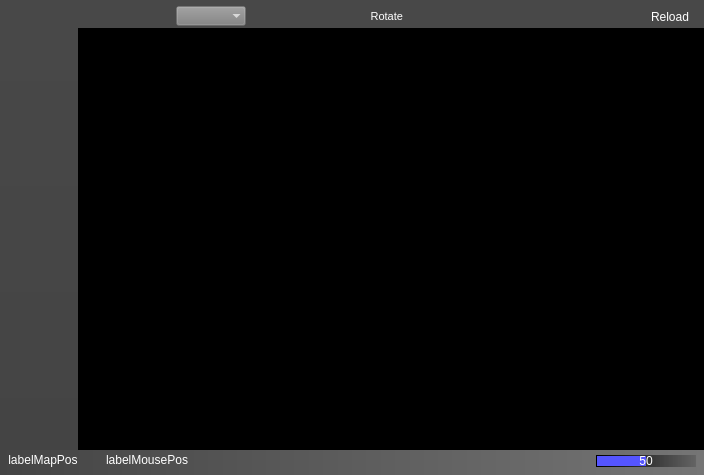
This is ground/src/plugins/opmap/opmap_widget.ui in openpilot/OpenPilot as Qt 5 draws it before an edit. The edited form follows.
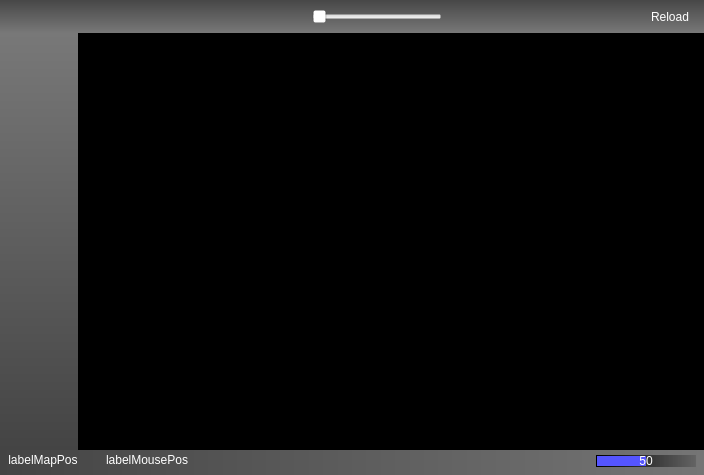
This is the edited form. Icons and pictures are not drawn.

Patch:
```diff
--- a/ground/src/plugins/opmap/opmap_widget.ui
+++ b/ground/src/plugins/opmap/opmap_widget.ui
@@ -54,14 +54,17 @@
          <height>0</height>
         </size>
        </property>
+       <property name="autoFillBackground">
+        <bool>false</bool>
+       </property>
        <property name="styleSheet">
-        <string notr="true">background-color: rgb(72, 72, 72);</string>
+        <string notr="true">background-color: qlineargradient(spread:pad, x1:0.5, y1:0, x2:0.5, y2:1, stop:0 rgba(71, 71, 71, 255), stop:1 rgba(120, 120, 120, 255));</string>
        </property>
        <property name="frameShape">
         <enum>QFrame::NoFrame</enum>
        </property>
        <property name="frameShadow">
-        <enum>QFrame::Raised</enum>
+        <enum>QFrame::Plain</enum>
        </property>
        <layout class="QHBoxLayout" name="horizontalLayout_2">
         <property name="spacing">
@@ -77,7 +80,7 @@
          <number>0</number>
         </property>
         <property name="bottomMargin">
-         <number>0</number>
+         <number>5</number>
         </property>
         <item>
          <layout class="QHBoxLayout" name="layoutWidget_8">
@@ -102,7 +105,7 @@
              <string>Show/Hide Flight Controls</string>
             </property>
             <property name="styleSheet">
-             <string notr="true">background-color: rgba(255, 255, 255, 0);
+             <string notr="true">background-color: rgba(71, 71, 71, 0);
 color: rgb(255, 255, 255);</string>
             </property>
             <property name="text">
@@ -139,152 +142,10 @@
              <string>Find place</string>
             </property>
             <property name="styleSheet">
-             <string notr="true">background-color: rgba(255, 255, 255, 0);
-color: rgb(255, 255, 255);</string>
-            </property>
-            <property name="text">
-             <string/>
-            </property>
-            <property name="icon">
-             <iconset resource="../coreplugin/core.qrc">
-              <normaloff>:/core/images/find.png</normaloff>:/core/images/find.png</iconset>
-            </property>
-            <property name="iconSize">
-             <size>
-              <width>16</width>
-              <height>16</height>
-             </size>
-            </property>
-            <property name="autoRaise">
-             <bool>true</bool>
-            </property>
-            <property name="arrowType">
-             <enum>Qt::NoArrow</enum>
-            </property>
-           </widget>
-          </item>
-          <item>
-           <spacer name="horizontalSpacer_4">
-            <property name="orientation">
-             <enum>Qt::Horizontal</enum>
-            </property>
-            <property name="sizeType">
-             <enum>QSizePolicy::Fixed</enum>
-            </property>
-            <property name="sizeHint" stdset="0">
-             <size>
-              <width>20</width>
-              <height>20</height>
-             </size>
-            </property>
-           </spacer>
-          </item>
-          <item>
-           <widget class="QToolButton" name="toolButtonZoomM">
-            <property name="toolTip">
-             <string>Zoom out</string>
-            </property>
-            <property name="styleSheet">
-             <string notr="true">background-color: rgba(255, 255, 255, 0);
-color: rgb(255, 255, 255);</string>
-            </property>
-            <property name="text">
-             <string/>
-            </property>
-            <property name="icon">
-             <iconset resource="../coreplugin/core.qrc">
-              <normaloff>:/core/images/minus.png</normaloff>:/core/images/minus.png</iconset>
-            </property>
-            <property name="iconSize">
-             <size>
-              <width>16</width>
-              <height>16</height>
-             </size>
-            </property>
-            <property name="autoRaise">
-             <bool>true</bool>
-            </property>
-           </widget>
-          </item>
-          <item>
-           <widget class="QToolButton" name="toolButtonZoomP">
-            <property name="toolTip">
-             <string>Zoom in</string>
-            </property>
-            <property name="styleSheet">
-             <string notr="true">background-color: rgba(255, 255, 255, 0);
-color: rgb(255, 255, 255);</string>
-            </property>
-            <property name="text">
-             <string/>
-            </property>
-            <property name="icon">
-             <iconset resource="../coreplugin/core.qrc">
-              <normaloff>:/core/images/plus.png</normaloff>:/core/images/plus.png</iconset>
-            </property>
-            <property name="iconSize">
-             <size>
-              <width>16</width>
-              <height>16</height>
-             </size>
-            </property>
-            <property name="autoRaise">
-             <bool>true</bool>
-            </property>
-           </widget>
-          </item>
-          <item>
-           <widget class="QComboBox" name="comboBoxZoom">
-            <property name="sizePolicy">
-             <sizepolicy hsizetype="Preferred" vsizetype="Fixed">
-              <horstretch>0</horstretch>
-              <verstretch>0</verstretch>
-             </sizepolicy>
-            </property>
-            <property name="toolTip">
-             <string>Zoom level</string>
-            </property>
-            <property name="autoFillBackground">
-             <bool>false</bool>
-            </property>
-            <property name="styleSheet">
-             <string notr="true">background-color: rgba(128, 128, 128, 0);
+             <string notr="true">background-color: rgba(71, 71, 71, 0);
 color: rgb(255, 255, 255);
 </string>
             </property>
-            <property name="maxVisibleItems">
-             <number>20</number>
-            </property>
-            <property name="frame">
-             <bool>false</bool>
-            </property>
-           </widget>
-          </item>
-          <item>
-           <spacer name="horizontalSpacer_6">
-            <property name="orientation">
-             <enum>Qt::Horizontal</enum>
-            </property>
-            <property name="sizeType">
-             <enum>QSizePolicy::Fixed</enum>
-            </property>
-            <property name="sizeHint" stdset="0">
-             <size>
-              <width>20</width>
-              <height>20</height>
-             </size>
-            </property>
-           </spacer>
-          </item>
-          <item>
-           <widget class="QToolButton" name="toolButtonRL">
-            <property name="toolTip">
-             <string>Rotate anticlockwise</string>
-            </property>
-            <property name="styleSheet">
-             <string notr="true">background-color: rgba(255, 255, 255, 0);
-color: rgb(255, 255, 255);</string>
-            </property>
             <property name="text">
              <string/>
             </property>
@@ -304,94 +165,13 @@
             <property name="autoRaise">
              <bool>true</bool>
             </property>
-           </widget>
-          </item>
-          <item>
-           <widget class="QToolButton" name="toolButtonRC">
-            <property name="toolTip">
-             <string>Reset rotation</string>
+            <property name="arrowType">
+             <enum>Qt::NoArrow</enum>
             </property>
-            <property name="styleSheet">
-             <string notr="true">background-color: rgba(255, 255, 255, 0);
-color: rgb(255, 255, 255);</string>
-            </property>
-            <property name="text">
-             <string/>
-            </property>
-            <property name="icon">
-             <iconset resource="../coreplugin/core.qrc">
-              <normaloff>:/core/images/clear.png</normaloff>:/core/images/clear.png</iconset>
-            </property>
-            <property name="iconSize">
-             <size>
-              <width>16</width>
-              <height>16</height>
-             </size>
-            </property>
-            <property name="autoRaise">
-             <bool>true</bool>
-            </property>
            </widget>
           </item>
           <item>
-           <widget class="QToolButton" name="toolButtonRR">
-            <property name="toolTip">
-             <string>Rotate clockwise</string>
-            </property>
-            <property name="styleSheet">
-             <string notr="true">background-color: rgba(255, 255, 255, 0);
-color: rgb(255, 255, 255);</string>
-            </property>
-            <property name="text">
-             <string/>
-            </property>
-            <property name="icon">
-             <iconset resource="../coreplugin/core.qrc">
-              <normaloff>:/core/images/redo.png</normaloff>:/core/images/redo.png</iconset>
-            </property>
-            <property name="iconSize">
-             <size>
-              <width>16</width>
-              <height>16</height>
-             </size>
-            </property>
-            <property name="autoRepeat">
-             <bool>true</bool>
-            </property>
-            <property name="autoRaise">
-             <bool>true</bool>
-            </property>
-           </widget>
-          </item>
-          <item>
-           <widget class="QLabel" name="labelRotate">
-            <property name="sizePolicy">
-             <sizepolicy hsizetype="Preferred" vsizetype="Preferred">
-              <horstretch>0</horstretch>
-              <verstretch>0</verstretch>
-             </sizepolicy>
-            </property>
-            <property name="font">
-             <font>
-              <pointsize>8</pointsize>
-              <weight>50</weight>
-              <bold>false</bold>
-             </font>
-            </property>
-            <property name="styleSheet">
-             <string notr="true">background-color: rgba(255, 255, 255, 0);
-color: rgb(255, 255, 255);</string>
-            </property>
-            <property name="text">
-             <string>Rotate</string>
-            </property>
-            <property name="alignment">
-             <set>Qt::AlignRight|Qt::AlignTrailing|Qt::AlignVCenter</set>
-            </property>
-           </widget>
-          </item>
-          <item>
-           <spacer name="horizontalSpacer_7">
+           <spacer name="horizontalSpacer_4">
             <property name="orientation">
              <enum>Qt::Horizontal</enum>
             </property>
@@ -412,7 +192,7 @@
              <string>Center map over home position</string>
             </property>
             <property name="styleSheet">
-             <string notr="true">background-color: rgba(255, 255, 255, 0);
+             <string notr="true">background-color: rgba(71, 71, 71, 0);
 color: rgb(255, 255, 255);</string>
             </property>
             <property name="text">
@@ -442,7 +222,7 @@
              <string>Center map over UAV position</string>
             </property>
             <property name="styleSheet">
-             <string notr="true">background-color: rgba(255, 255, 255, 0);
+             <string notr="true">background-color: rgba(71, 71, 71, 0);
 color: rgb(255, 255, 255);</string>
             </property>
             <property name="text">
@@ -491,7 +271,7 @@
              <string>Add a waypoint</string>
             </property>
             <property name="styleSheet">
-             <string notr="true">background-color: rgba(255, 255, 255, 0);
+             <string notr="true">background-color: rgba(71, 71, 71, 0);
 color: rgb(255, 255, 255);</string>
             </property>
             <property name="text">
@@ -515,6 +295,118 @@
             </property>
            </widget>
           </item>
+          <item>
+           <spacer name="horizontalSpacer_6">
+            <property name="orientation">
+             <enum>Qt::Horizontal</enum>
+            </property>
+            <property name="sizeType">
+             <enum>QSizePolicy::Fixed</enum>
+            </property>
+            <property name="sizeHint" stdset="0">
+             <size>
+              <width>20</width>
+              <height>20</height>
+             </size>
+            </property>
+           </spacer>
+          </item>
+          <item>
+           <widget class="QToolButton" name="toolButtonZoomM">
+            <property name="toolTip">
+             <string>Zoom out</string>
+            </property>
+            <property name="styleSheet">
+             <string notr="true">background-color: rgba(71, 71, 71, 0);
+color: rgb(255, 255, 255);</string>
+            </property>
+            <property name="text">
+             <string/>
+            </property>
+            <property name="icon">
+             <iconset resource="opmap.qrc">
+              <normaloff>:/opmap/images/minus.png</normaloff>:/opmap/images/minus.png</iconset>
+            </property>
+            <property name="iconSize">
+             <size>
+              <width>16</width>
+              <height>16</height>
+             </size>
+            </property>
+            <property name="autoRaise">
+             <bool>true</bool>
+            </property>
+           </widget>
+          </item>
+          <item>
+           <widget class="QToolButton" name="toolButtonZoomP">
+            <property name="toolTip">
+             <string>&lt;!DOCTYPE HTML PUBLIC &quot;-//W3C//DTD HTML 4.0//EN&quot; &quot;http://www.w3.org/TR/REC-html40/strict.dtd&quot;&gt;
+&lt;html&gt;&lt;head&gt;&lt;meta name=&quot;qrichtext&quot; content=&quot;1&quot; /&gt;&lt;style type=&quot;text/css&quot;&gt;
+p, li { white-space: pre-wrap; }
+&lt;/style&gt;&lt;/head&gt;&lt;body style=&quot; font-family:'MS Shell Dlg 2'; font-size:8.25pt; font-weight:400; font-style:normal;&quot;&gt;
+&lt;p style=&quot; margin-top:0px; margin-bottom:0px; margin-left:0px; margin-right:0px; -qt-block-indent:0; text-indent:0px;&quot;&gt;&lt;span style=&quot; font-size:8pt; color:#ffffff;&quot;&gt;Zoom in&lt;/span&gt;&lt;/p&gt;&lt;/body&gt;&lt;/html&gt;</string>
+            </property>
+            <property name="styleSheet">
+             <string notr="true">background-color: rgba(71, 71, 71, 0);
+color: rgb(255, 255, 255);</string>
+            </property>
+            <property name="text">
+             <string/>
+            </property>
+            <property name="icon">
+             <iconset resource="opmap.qrc">
+              <normaloff>:/opmap/images/plus.png</normaloff>:/opmap/images/plus.png</iconset>
+            </property>
+            <property name="iconSize">
+             <size>
+              <width>16</width>
+              <height>16</height>
+             </size>
+            </property>
+            <property name="autoRaise">
+             <bool>true</bool>
+            </property>
+           </widget>
+          </item>
+          <item>
+           <widget class="QSlider" name="horizontalSliderZoom">
+            <property name="sizePolicy">
+             <sizepolicy hsizetype="Fixed" vsizetype="Fixed">
+              <horstretch>0</horstretch>
+              <verstretch>0</verstretch>
+             </sizepolicy>
+            </property>
+            <property name="minimumSize">
+             <size>
+              <width>130</width>
+              <height>0</height>
+             </size>
+            </property>
+            <property name="maximumSize">
+             <size>
+              <width>130</width>
+              <height>16777215</height>
+             </size>
+            </property>
+            <property name="styleSheet">
+             <string notr="true">background-color: rgba(255, 255, 255, 0);
+color: rgb(255, 255, 255);</string>
+            </property>
+            <property name="minimum">
+             <number>2</number>
+            </property>
+            <property name="maximum">
+             <number>19</number>
+            </property>
+            <property name="pageStep">
+             <number>1</number>
+            </property>
+            <property name="orientation">
+             <enum>Qt::Horizontal</enum>
+            </property>
+           </widget>
+          </item>
           <item>
            <spacer name="horizontalSpacer_2">
             <property name="orientation">
@@ -540,7 +432,7 @@
              <string>Reload map</string>
             </property>
             <property name="styleSheet">
-             <string notr="true">background-color: rgba(255, 255, 255, 0);
+             <string notr="true">background-color: rgba(71, 71, 71, 0);
 color: rgb(255, 255, 255);</string>
             </property>
             <property name="text">
@@ -596,7 +488,7 @@
         <bool>false</bool>
        </property>
        <property name="styleSheet">
-        <string notr="true">background-color: qlineargradient(spread:pad, x1:0, y1:0, x2:0, y2:1, stop:0 rgba(72, 72, 72, 255), stop:1 rgba(68, 68, 68, 255));</string>
+        <string notr="true">background-color: qlineargradient(spread:pad, x1:0, y1:0, x2:0, y2:1, stop:0 rgba(120, 120, 120, 255), stop:1 rgba(68, 68, 68, 255));</string>
        </property>
        <layout class="QVBoxLayout" name="verticalLayout_4">
         <property name="margin">
```
Left out of the diff: 13 changed lines with no effect on the pictures.
